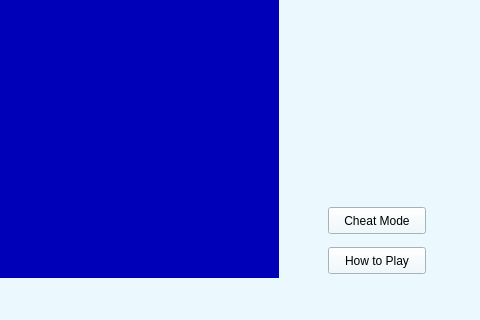
Qt form ulmainwindow.ui (CKost/undersea-llamas) before a commit; both pictures show x 342 to 822 and y 160 to 480 of the 822 by 480 pixel window.
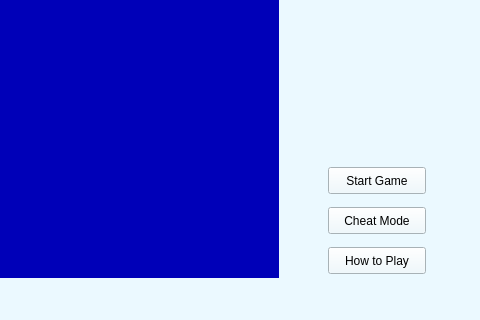
The same form after that commit.

Commit message: Added resource file and a llama image. Added it to the code for it to be displayed on the screen.

The edit to the form file:
```diff
--- a/ulmainwindow.ui
+++ b/ulmainwindow.ui
@@ -85,6 +85,19 @@
      <string>Cheat Mode</string>
     </property>
    </widget>
+   <widget class="QPushButton" name="startButton">
+    <property name="geometry">
+     <rect>
+      <x>670</x>
+      <y>310</y>
+      <width>98</width>
+      <height>27</height>
+     </rect>
+    </property>
+    <property name="text">
+     <string>Start Game</string>
+    </property>
+   </widget>
   </widget>
   <widget class="QMenuBar" name="menuBar">
    <property name="geometry">
```
The commit also changes 6 other files.
